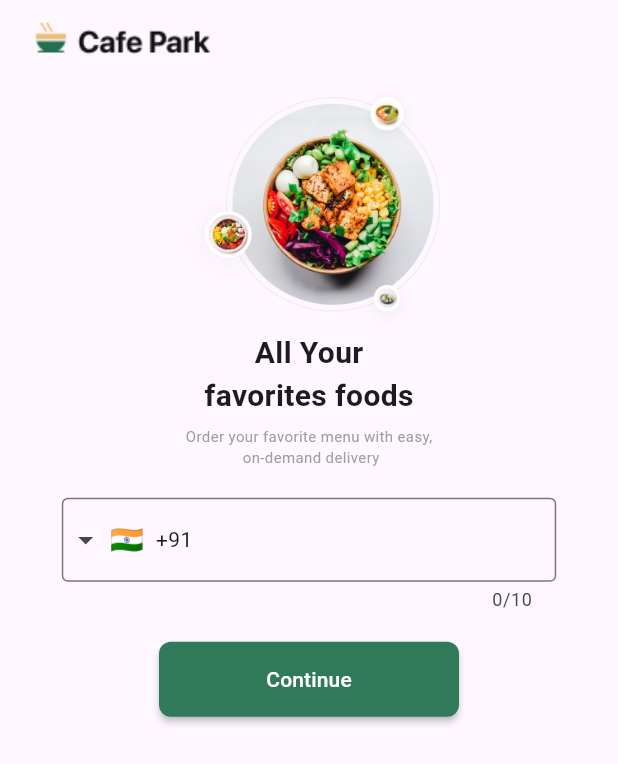
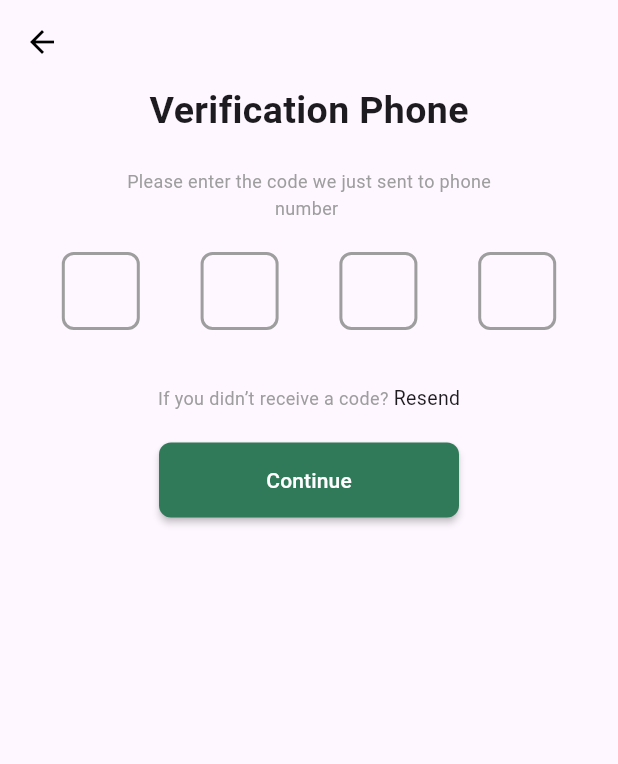
Before and after one commit to abhinav-vanihba/cafe-park, a Flutter app: the screen it shows after launch, after a tap on "Continue", on a phone screen of 412 x 824 dp. Shown: the top 764 px of the screen. Run offline on Flutter 3.47's test engine with Material 3 defaults, Android fonts, the phone set to English and light mode, and no system bars; drawn by our look-alikes of carousel_slider, intl_phone_field, pin_code_fields; generated files the repository leaves out were written again.

Commit message:
Otp verification screen done

```diff
--- a/lib/src/onboarding/onboarding.dart
+++ b/lib/src/onboarding/onboarding.dart
@@ -1,6 +1,6 @@
+import 'package:cafe_park/src/validation_screen/validation_screen.dart';
 import 'package:flutter/material.dart';
 import 'package:carousel_slider/carousel_slider.dart';
-import 'package:flutter/widgets.dart';
 import 'package:intl_phone_field/intl_phone_field.dart';
 
 class OnboardingScreen extends StatefulWidget {
@@ -90,7 +90,14 @@ class _OnboardingScreenState extends State<OnboardingScreen> {
                 child: MaterialButton(
                   color: Theme.of(context).primaryColor,
                   textColor: Colors.white,
-                  onPressed: () {},
+                  onPressed: () {
+                    Navigator.push(
+                      context,
+                      MaterialPageRoute(
+                          builder: (context) =>
+                              ValidationScreen(phoneNumber: phoneNumber)),
+                    );
+                  },
                   shape: RoundedRectangleBorder(
                     borderRadius: BorderRadius.circular(
                         8.0), // Set the desired border radius
--- /dev/null
+++ b/lib/src/validation_screen/validation_screen.dart
@@ -0,0 +1,117 @@
+import 'package:flutter/material.dart';
+import 'package:pin_code_fields/pin_code_fields.dart';
+
+class ValidationScreen extends StatefulWidget {
+  const ValidationScreen({super.key, required this.phoneNumber});
+  final String phoneNumber;
+  @override
+  State<ValidationScreen> createState() => _ValidationScreenState();
+}
+
+class _ValidationScreenState extends State<ValidationScreen> {
+  String enteredOTP = '';
+  @override
+  Widget build(BuildContext context) {
+    return Scaffold(
+      appBar: AppBar(
+        iconTheme: const IconThemeData(
+          color: Colors.black, //change your color here
+        ),
+      ),
+      body: SingleChildScrollView(
+        child: Center(
+            child: SizedBox(
+          width: MediaQuery.of(context).size.width * 0.8,
+          child: Column(
+            mainAxisAlignment: MainAxisAlignment.center,
+            crossAxisAlignment: CrossAxisAlignment.center,
+            children: [
+              const Text(
+                "Verification Phone",
+                style: TextStyle(fontSize: 25, fontWeight: FontWeight.bold),
+              ),
+              const SizedBox(
+                height: 20,
+              ),
+              const Text(
+                "Please enter the code we just sent to phone",
+                style: TextStyle(fontSize: 12, color: Colors.grey),
+              ),
+              Row(
+                mainAxisAlignment: MainAxisAlignment.center,
+                children: [
+                  const Text(
+                    "number ",
+                    style: TextStyle(fontSize: 12, color: Colors.grey),
+                  ),
+                  Text(
+                    widget.phoneNumber,
+                    style: const TextStyle(fontSize: 13),
+                  ),
+                ],
+              ),
+              const SizedBox(
+                height: 20,
+              ),
+              PinCodeTextField(
+                appContext: context,
+                length: 4,
+                onChanged: (value) {
+                  setState(() {
+                    enteredOTP = value;
+                  });
+                },
+                pinTheme: PinTheme(
+                  shape: PinCodeFieldShape.box,
+                  borderRadius: const BorderRadius.all(Radius.circular(8)),
+                  fieldHeight: 52,
+                  fieldWidth: 52,
+                  activeColor: Theme.of(context).primaryColor,
+                  inactiveColor: Colors.grey,
+                ),
+              ),
+              const SizedBox(
+                height: 20,
+              ),
+              Row(
+                mainAxisAlignment: MainAxisAlignment.center,
+                children: [
+                  const Text(
+                    "If you didn’t receive a code? ",
+                    style: TextStyle(fontSize: 12, color: Colors.grey),
+                  ),
+                  Text(
+                    "Resend",
+                    style: const TextStyle(fontSize: 13),
+                  ),
+                ],
+              ),
+              const SizedBox(
+                height: 20,
+              ),
+              SizedBox(
+                height: 50.0, // Set the desired height
+                width: 200.0, // Set the desired width
+                child: MaterialButton(
+                  color: Theme.of(context).primaryColor,
+                  textColor: Colors.white,
+                  onPressed: () {
+                    // Navigator.push(
+                    //   context,
+                    //   MaterialPageRoute(builder: (context) => SecondRoute()),
+                    // );
+                  },
+                  shape: RoundedRectangleBorder(
+                    borderRadius: BorderRadius.circular(
+                        8.0), // Set the desired border radius
+                  ),
+                  child: const Text('Continue'),
+                ),
+              )
+            ],
+          ),
+        )),
+      ),
+    );
+  }
+}
--- a/pubspec.yaml
+++ b/pubspec.yaml
@@ -16,6 +16,7 @@ dependencies:
     sdk: flutter
   flutter_localizations:
     sdk: flutter
+  pin_code_fields: ^8.0.1
 
 dev_dependencies:
   flutter_test:
```
Also changed, not shown: pubspec.lock.
